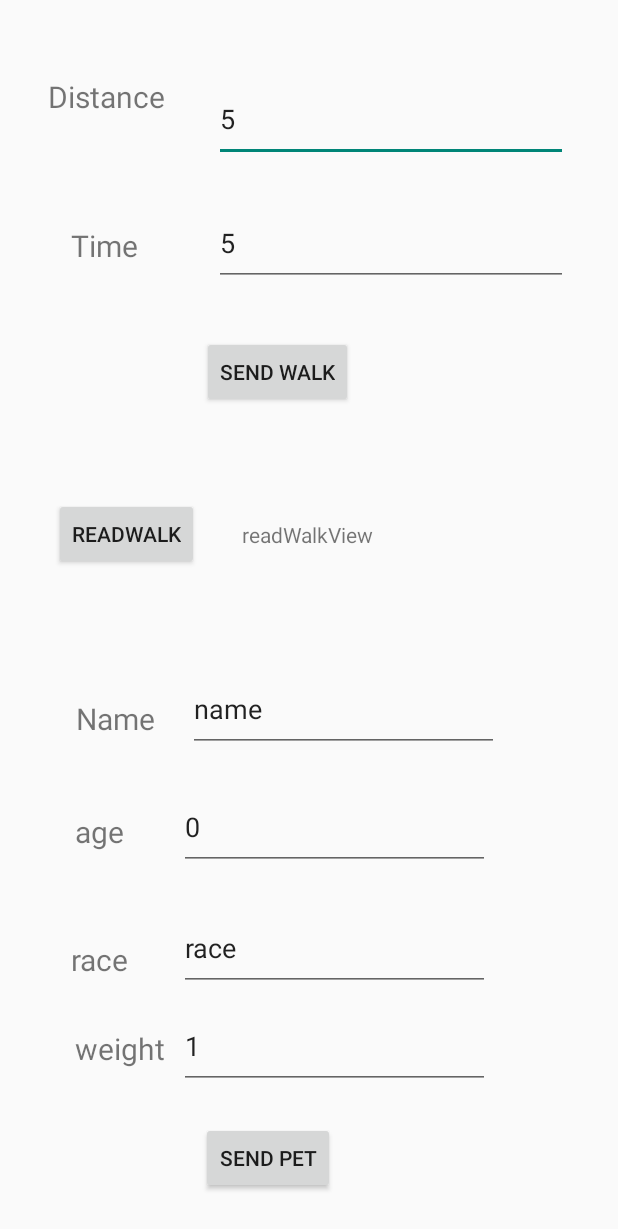
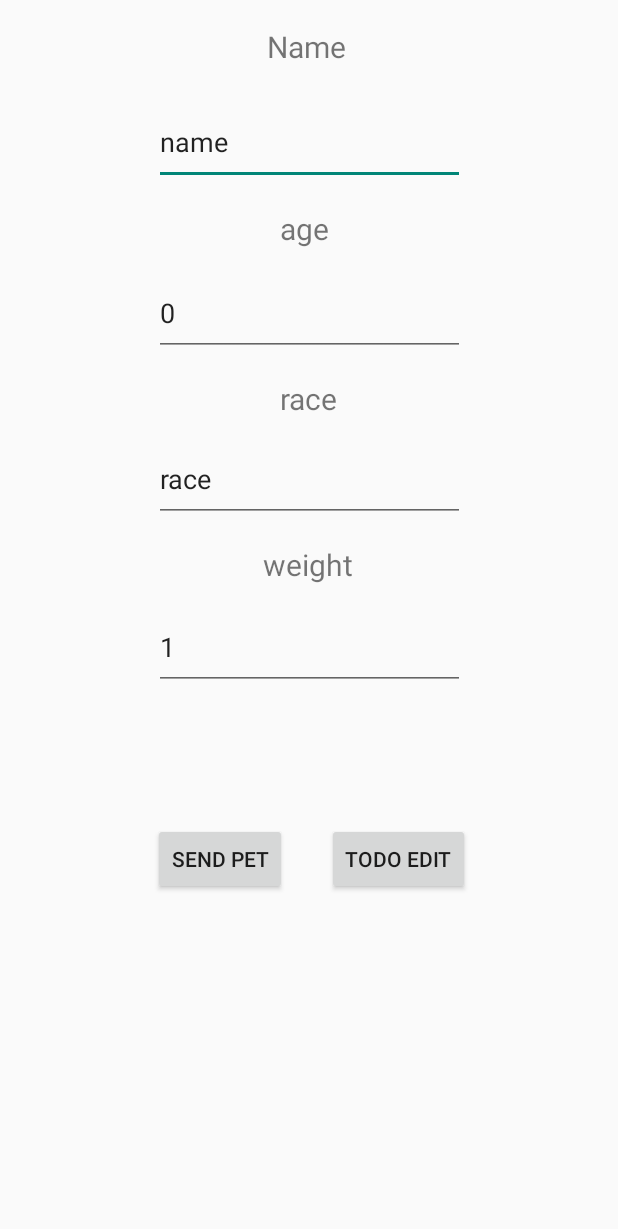
Before and after one commit to BartoszBzdega/SmartCollarProject, an Android app: the layout fragment_information_preview.xml on its own in the app's theme, with its tools: preview values and no code run, on a phone screen of 412 x 824 dp. Shown: the top 1229 px of the screen. Run offline under Robolectric (Android 15) with nearby library versions, the phone set to English and light mode, and no system bars.

Commit message:
Changed fragment_information_preview to look hella good man

```diff
--- a/app/src/main/java/com/adafruit/bluefruit/le/connect/app/InformationPreview.java
+++ b/app/src/main/java/com/adafruit/bluefruit/le/connect/app/InformationPreview.java
@@ -11,7 +11,6 @@ import android.widget.TextView;
 
 import androidx.annotation.NonNull;
 import androidx.annotation.Nullable;
-import androidx.fragment.app.Fragment;
 
 import com.adafruit.bluefruit.le.connect.R;
 import com.adafruit.bluefruit.le.connect.ble.central.UartDataManager;
@@ -66,7 +65,7 @@ public class InformationPreview extends ConnectedPeripheralFragment implements U
         });
 
 
-        buttonPetData=(Button) getView().findViewById(R.id.buttonPet);
+        buttonPetData=(Button) getView().findViewById(R.id.Edit);
         buttonPetData.setOnClickListener(v->{
 
             DataStorage dts = new DataStorage();
--- a/app/src/main/res/layout/fragment_information_preview.xml
+++ b/app/src/main/res/layout/fragment_information_preview.xml
@@ -5,18 +5,17 @@
     android:layout_width="match_parent"
     android:layout_height="match_parent">
 
-    <TextView
-        android:id="@+id/textView7"
+    <Button
+        android:id="@+id/buttonPet2"
         android:layout_width="wrap_content"
         android:layout_height="wrap_content"
-        android:text="Distance"
-        android:textSize="20sp"
+        android:text="Send Pet"
         app:layout_constraintBottom_toBottomOf="parent"
         app:layout_constraintEnd_toEndOf="parent"
-        app:layout_constraintHorizontal_bias="0.096"
+        app:layout_constraintHorizontal_bias="0.316"
         app:layout_constraintStart_toStartOf="parent"
         app:layout_constraintTop_toTopOf="parent"
-        app:layout_constraintVertical_bias="0.064" />
+        app:layout_constraintVertical_bias="0.707" />
 
     <TextView
         android:id="@+id/textView6"
@@ -26,10 +25,9 @@
         android:textSize="20sp"
         app:layout_constraintBottom_toBottomOf="parent"
         app:layout_constraintEnd_toEndOf="parent"
-        app:layout_constraintHorizontal_bias="0.126"
         app:layout_constraintStart_toStartOf="parent"
         app:layout_constraintTop_toTopOf="parent"
-        app:layout_constraintVertical_bias="0.786" />
+        app:layout_constraintVertical_bias="0.316" />
 
     <TextView
         android:id="@+id/textView8"
@@ -39,10 +37,10 @@
         android:textSize="20sp"
         app:layout_constraintBottom_toBottomOf="parent"
         app:layout_constraintEnd_toEndOf="parent"
-        app:layout_constraintHorizontal_bias="0.142"
+        app:layout_constraintHorizontal_bias="0.498"
         app:layout_constraintStart_toStartOf="parent"
         app:layout_constraintTop_toTopOf="parent"
-        app:layout_constraintVertical_bias="0.86" />
+        app:layout_constraintVertical_bias="0.455" />
 
     <TextView
         android:id="@+id/textView5"
@@ -52,10 +50,10 @@
         android:textSize="20sp"
         app:layout_constraintBottom_toBottomOf="parent"
         app:layout_constraintEnd_toEndOf="parent"
-        app:layout_constraintHorizontal_bias="0.132"
+        app:layout_constraintHorizontal_bias="0.492"
         app:layout_constraintStart_toStartOf="parent"
         app:layout_constraintTop_toTopOf="parent"
-        app:layout_constraintVertical_bias="0.679" />
+        app:layout_constraintVertical_bias="0.174" />
 
     <TextView
         android:id="@+id/textView2"
@@ -65,51 +63,10 @@
         android:textSize="20sp"
         app:layout_constraintBottom_toBottomOf="parent"
         app:layout_constraintEnd_toEndOf="parent"
-        app:layout_constraintHorizontal_bias="0.141"
+        app:layout_constraintHorizontal_bias="0.495"
         app:layout_constraintStart_toStartOf="parent"
         app:layout_constraintTop_toTopOf="parent"
-        app:layout_constraintVertical_bias="0.584" />
-
-    <TextView
-        android:id="@+id/textView4"
-        android:layout_width="wrap_content"
-        android:layout_height="wrap_content"
-        android:text="Time"
-        android:textSize="20sp"
-        app:layout_constraintBottom_toBottomOf="parent"
-        app:layout_constraintEnd_toEndOf="parent"
-        app:layout_constraintHorizontal_bias="0.128"
-        app:layout_constraintStart_toStartOf="parent"
-        app:layout_constraintTop_toTopOf="parent"
-        app:layout_constraintVertical_bias="0.188" />
-
-    <EditText
-        android:id="@+id/editTextDistance"
-        android:layout_width="236dp"
-        android:layout_height="57dp"
-        android:ems="10"
-        android:inputType="text"
-        android:text="5"
-        app:layout_constraintBottom_toBottomOf="parent"
-        app:layout_constraintEnd_toEndOf="parent"
-        app:layout_constraintHorizontal_bias="0.811"
-        app:layout_constraintStart_toStartOf="parent"
-        app:layout_constraintTop_toTopOf="parent"
-        app:layout_constraintVertical_bias="0.066" />
-
-    <EditText
-        android:id="@+id/editTextTime"
-        android:layout_width="236dp"
-        android:layout_height="57dp"
-        android:ems="10"
-        android:inputType="text"
-        android:text="5"
-        app:layout_constraintBottom_toBottomOf="parent"
-        app:layout_constraintEnd_toEndOf="parent"
-        app:layout_constraintHorizontal_bias="0.811"
-        app:layout_constraintStart_toStartOf="parent"
-        app:layout_constraintTop_toTopOf="parent"
-        app:layout_constraintVertical_bias="0.174" />
+        app:layout_constraintVertical_bias="0.022" />
 
     <EditText
         android:id="@+id/editTextName"
@@ -120,10 +77,9 @@
         android:text="name"
         app:layout_constraintBottom_toBottomOf="parent"
         app:layout_constraintEnd_toEndOf="parent"
-        app:layout_constraintHorizontal_bias="0.612"
         app:layout_constraintStart_toStartOf="parent"
         app:layout_constraintTop_toTopOf="parent"
-        app:layout_constraintVertical_bias="0.579" />
+        app:layout_constraintVertical_bias="0.086" />
 
     <EditText
         android:id="@+id/editTextRace"
@@ -134,10 +90,9 @@
         android:text="race"
         app:layout_constraintBottom_toBottomOf="parent"
         app:layout_constraintEnd_toEndOf="parent"
-        app:layout_constraintHorizontal_bias="0.583"
         app:layout_constraintStart_toStartOf="parent"
         app:layout_constraintTop_toTopOf="parent"
-        app:layout_constraintVertical_bias="0.787" />
+        app:layout_constraintVertical_bias="0.379" />
 
     <EditText
         android:id="@+id/editTextWeight"
@@ -148,10 +103,9 @@
         android:text="1"
         app:layout_constraintBottom_toBottomOf="parent"
         app:layout_constraintEnd_toEndOf="parent"
-        app:layout_constraintHorizontal_bias="0.583"
         app:layout_constraintStart_toStartOf="parent"
         app:layout_constraintTop_toTopOf="parent"
-        app:layout_constraintVertical_bias="0.872" />
+        app:layout_constraintVertical_bias="0.525" />
 
     <EditText
         android:id="@+id/editTextAge"
@@ -162,58 +116,21 @@
         android:text="0"
         app:layout_constraintBottom_toBottomOf="parent"
         app:layout_constraintEnd_toEndOf="parent"
-        app:layout_constraintHorizontal_bias="0.583"
         app:layout_constraintStart_toStartOf="parent"
         app:layout_constraintTop_toTopOf="parent"
-        app:layout_constraintVertical_bias="0.682" />
+        app:layout_constraintVertical_bias="0.235" />
 
     <Button
-        android:id="@+id/buttonWalk"
+        android:id="@+id/Edit"
         android:layout_width="wrap_content"
         android:layout_height="wrap_content"
-        android:text="send Walk"
+        android:text="todo edit"
         app:layout_constraintBottom_toBottomOf="parent"
         app:layout_constraintEnd_toEndOf="parent"
-        app:layout_constraintHorizontal_bias="0.432"
+        app:layout_constraintHorizontal_bias="0.688"
         app:layout_constraintStart_toStartOf="parent"
         app:layout_constraintTop_toTopOf="parent"
-        app:layout_constraintVertical_bias="0.289" />
-
-    <Button
-        android:id="@+id/buttonPet"
-        android:layout_width="wrap_content"
-        android:layout_height="wrap_content"
-        android:text="Send Pet"
-        app:layout_constraintBottom_toBottomOf="parent"
-        app:layout_constraintEnd_toEndOf="parent"
-        app:layout_constraintHorizontal_bias="0.416"
-        app:layout_constraintStart_toStartOf="parent"
-        app:layout_constraintTop_toTopOf="parent"
-        app:layout_constraintVertical_bias="0.964" />
-
-    <Button
-        android:id="@+id/buttonReadWalk"
-        android:layout_width="wrap_content"
-        android:layout_height="wrap_content"
-        android:text="readWalk"
-        app:layout_constraintBottom_toBottomOf="parent"
-        app:layout_constraintEnd_toEndOf="parent"
-        app:layout_constraintHorizontal_bias="0.114"
-        app:layout_constraintStart_toStartOf="parent"
-        app:layout_constraintTop_toTopOf="parent"
-        app:layout_constraintVertical_bias="0.428" />
-
-    <TextView
-        android:id="@+id/readWalkView"
-        android:layout_width="wrap_content"
-        android:layout_height="wrap_content"
-        android:text="readWalkView"
-        app:layout_constraintBottom_toBottomOf="parent"
-        app:layout_constraintEnd_toEndOf="parent"
-        app:layout_constraintHorizontal_bias="0.498"
-        app:layout_constraintStart_toStartOf="parent"
-        app:layout_constraintTop_toTopOf="parent"
-        app:layout_constraintVertical_bias="0.431" />
+        app:layout_constraintVertical_bias="0.707" />
 
 
 </androidx.constraintlayout.widget.ConstraintLayout>
```
